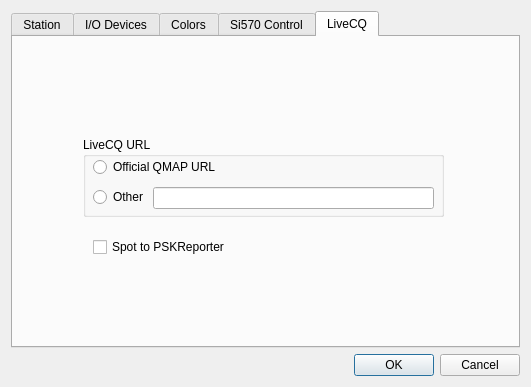
The window that map65/devsetup.ui (uaro-radio/wsjtx) describes before a commit, drawn with Qt 5.
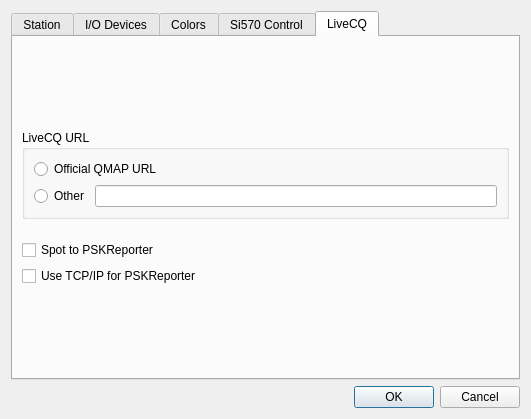
The same window after the commit. The open tabs and pages were chosen to show the change.

The edit to the form file:
```diff
--- a/map65/devsetup.ui
+++ b/map65/devsetup.ui
@@ -7,7 +7,7 @@
     <x>0</x>
     <y>0</y>
     <width>531</width>
-    <height>387</height>
+    <height>419</height>
    </rect>
   </property>
   <property name="sizePolicy">
@@ -1752,71 +1752,94 @@
       <attribute name="title">
        <string>LiveCQ</string>
       </attribute>
-      <widget class="QGroupBox" name="groupBox_4">
-       <property name="geometry">
-        <rect>
-         <x>70</x>
-         <y>100</y>
-         <width>361</width>
-         <height>80</height>
-        </rect>
-       </property>
-       <property name="title">
-        <string>LiveCQ URL</string>
-       </property>
-       <widget class="QRadioButton" name="otherBut">
-        <property name="geometry">
-         <rect>
-          <x>10</x>
-          <y>50</y>
-          <width>51</width>
-          <height>20</height>
-         </rect>
-        </property>
-        <property name="text">
-         <string>Other</string>
-        </property>
-       </widget>
-       <widget class="QRadioButton" name="w3szBut">
-        <property name="geometry">
-         <rect>
-          <x>10</x>
-          <y>20</y>
-          <width>131</width>
-          <height>20</height>
-         </rect>
-        </property>
-        <property name="text">
-         <string>Official QMAP URL</string>
-        </property>
-       </widget>
-       <widget class="QLineEdit" name="otherUrlBox">
-        <property name="geometry">
-         <rect>
-          <x>70</x>
-          <y>50</y>
-          <width>281</width>
-          <height>22</height>
-         </rect>
-        </property>
-        <property name="text">
-         <string/>
-        </property>
-       </widget>
-      </widget>
-      <widget class="QCheckBox" name="pskBox">
-       <property name="geometry">
-        <rect>
-         <x>80</x>
-         <y>200</y>
-         <width>141</width>
-         <height>20</height>
-        </rect>
-       </property>
-       <property name="text">
-        <string>Spot to PSKReporter</string>
-       </property>
-      </widget>
+      <layout class="QGridLayout" name="gridLayout_2">
+       <item row="0" column="0">
+        <spacer name="verticalSpacer_6">
+         <property name="orientation">
+          <enum>Qt::Orientation::Vertical</enum>
+         </property>
+         <property name="sizeHint" stdset="0">
+          <size>
+           <width>20</width>
+           <height>40</height>
+          </size>
+         </property>
+        </spacer>
+       </item>
+       <item row="3" column="0">
+        <widget class="QCheckBox" name="pskBox">
+         <property name="text">
+          <string>Spot to PSKReporter</string>
+         </property>
+        </widget>
+       </item>
+       <item row="4" column="0">
+        <widget class="QCheckBox" name="pskReporterTcpIpBox">
+         <property name="text">
+          <string>Use TCP/IP for PSKReporter</string>
+         </property>
+        </widget>
+       </item>
+       <item row="5" column="0">
+        <spacer name="verticalSpacer_7">
+         <property name="orientation">
+          <enum>Qt::Orientation::Vertical</enum>
+         </property>
+         <property name="sizeHint" stdset="0">
+          <size>
+           <width>20</width>
+           <height>40</height>
+          </size>
+         </property>
+        </spacer>
+       </item>
+       <item row="1" column="0">
+        <widget class="QGroupBox" name="LiveCQ_groupBox">
+         <property name="title">
+          <string>LiveCQ URL</string>
+         </property>
+         <layout class="QGridLayout" name="gridLayout_9">
+          <item row="1" column="0">
+           <widget class="QRadioButton" name="otherBut">
+            <property name="text">
+             <string>Other</string>
+            </property>
+           </widget>
+          </item>
+          <item row="1" column="1">
+           <widget class="QLineEdit" name="otherUrlBox">
+            <property name="text">
+             <string/>
+            </property>
+           </widget>
+          </item>
+          <item row="0" column="0" colspan="2">
+           <widget class="QRadioButton" name="w3szBut">
+            <property name="text">
+             <string>Official QMAP URL</string>
+            </property>
+           </widget>
+          </item>
+         </layout>
+        </widget>
+       </item>
+       <item row="2" column="0">
+        <spacer name="verticalSpacer_8">
+         <property name="orientation">
+          <enum>Qt::Orientation::Vertical</enum>
+         </property>
+         <property name="sizeType">
+          <enum>QSizePolicy::Policy::Fixed</enum>
+         </property>
+         <property name="sizeHint" stdset="0">
+          <size>
+           <width>20</width>
+           <height>15</height>
+          </size>
+         </property>
+        </spacer>
+       </item>
+      </layout>
      </widget>
     </widget>
    </item>
```
Left out of the diff: 179 changed lines with no effect on the pictures.
